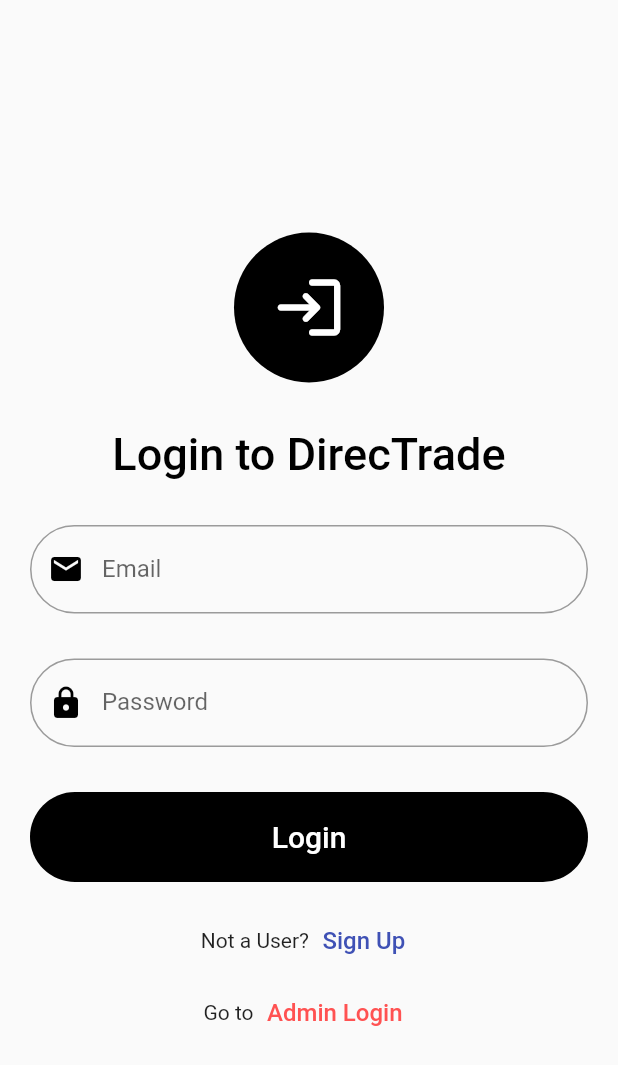
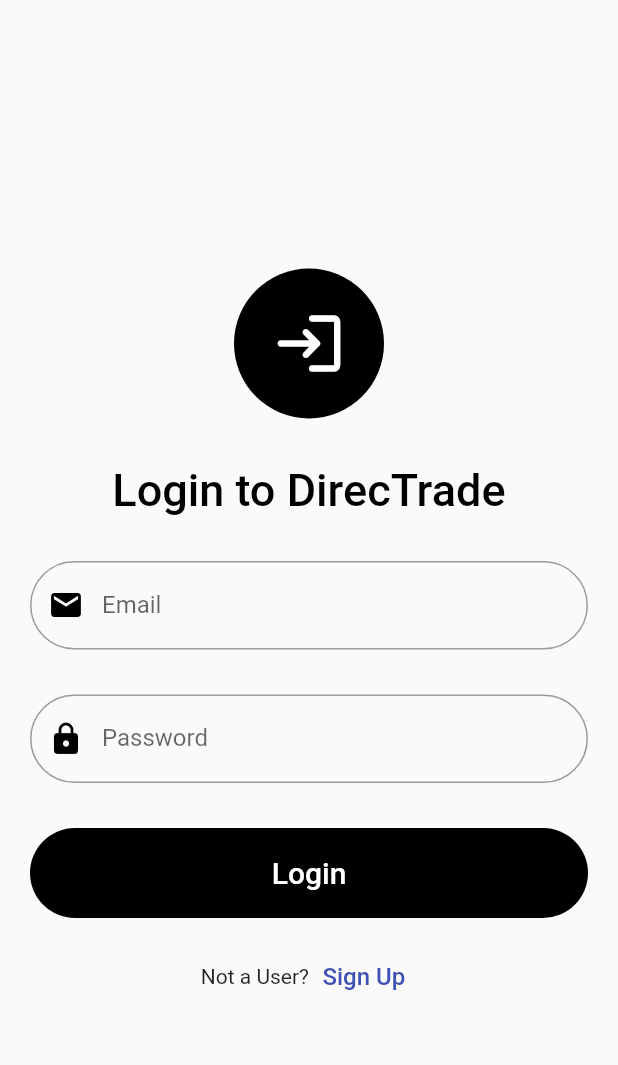
Before and after one commit to hishamarshadc/directrade, a Flutter app: the screen it shows after launch, after a tap on "Login", on a phone screen of 412 x 824 dp. Shown: the top 1065 px of the screen. Run offline on Flutter 3.47's test engine with Material 2 defaults, Android fonts, the phone set to English and light mode, and no system bars; our stand-ins replace grouped_list.

Commit message:
updated structure and ui

```diff
--- a/lib/presentation/authentication/login.dart
+++ b/lib/presentation/authentication/login.dart
@@ -68,6 +68,12 @@
                           TextFormField(
                             controller: kpass,
                             obscureText: true,
+                            // validator: (value){
+                            //   if(!kemail.text.contains('@'))
+                            //   {
+                            //     return 'Type a valid e-mail!';
+                            //   }
+                            // },
                             decoration: InputDecoration(
                               prefixIcon:const Icon(
                                 Icons.lock_rounded,
@@ -91,13 +97,16 @@
                             child: TextButton(
                               onPressed: () {
                                 for(int i=0;i<users.length;i++){
-                                  if(kemail.text==users[i]['email']){
+                                  if(kemail.text==users[i]['email']&&kpass.text==users[i]['password']){
                                     if(users[i]['type']=='s'){
                                       Navigator.pushNamed(context, 'sellerhome');
                                     }else if(users[i]['type']=='p'){
                                        Navigator.pushNamed(context, 'promptpending');
                                     }else if(users[i]['type']=='c'){
                                        Navigator.pushNamed(context, 'home');
+                                    }
+                                    else if(users[i]['type']=='a'){
+                                       Navigator.pushNamed(context, 'adminhome');
                                     }
                                   };
                                 }
@@ -132,25 +141,25 @@
                               ),
                             ],
                           ),
-                          Row(
-                            mainAxisAlignment: MainAxisAlignment.center,
-                            children: [
-                              const Text('Go to'),
-                              const SizedBox(
-                                width: 1,
-                              ),
-                              TextButton(
-                                onPressed: () {
-                                  Navigator.pushNamed(context, 'admin');
-                                },
-                                child: const Text(
-                                  'Admin Login',
-                                  style: TextStyle(
-                                      color: Colors.redAccent, fontSize: 16),
-                                ),
-                              ),
-                            ],
-                          ),
+                          // Row(
+                          //   mainAxisAlignment: MainAxisAlignment.center,
+                          //   children: [
+                          //     const Text('Go to'),
+                          //     const SizedBox(
+                          //       width: 1,
+                          //     ),
+                          //     TextButton(
+                          //       onPressed: () {
+                          //         Navigator.pushNamed(context, 'admin');
+                          //       },
+                          //       child: const Text(
+                          //         'Admin Login',
+                          //         style: TextStyle(
+                          //             color: Colors.redAccent, fontSize: 16),
+                          //       ),
+                          //     ),
+                          //   ],
+                          // ),
                         ],
                       ),
                     ),
--- a/lib/presentation/user_model.dart
+++ b/lib/presentation/user_model.dart
@@ -1,4 +1,6 @@
 List<Map<String,String>> users=[{'email':'seller@gmail.com','password':'123456','type':'s'},
 {'email':'pseller@gmail.com','password':'123456','type':'p'},
 {'email':'customer@gmail.com','password':'123456','type':'c'},
+{'email':'admin@gmail.com','password':'123456','type':'a'},
+
 ];
```
Also changed, not shown: lib/presentation/admin/screens/admin_feedbacks/admin_feedback.dart (deleted, +0 -14 lines), lib/presentation/admin/screens/view_customers/view_customers.dart (deleted, +0 -16 lines), lib/presentation/admin/screens/view_sellers/view_sellers.dart (deleted, +0 -18 lines), lib/presentation/admin/screens/view_users/view_users.dart (added, +11 -0 lines), lib/presentation/admin/screens/view_users/view_customers/widgets/customer_card.dart (renamed from lib/presentation/admin/screens/view_customers/widgets/customer_card.dart), lib/presentation/admin/screens/view_users/view_sellers/widgets/seller_card.dart (renamed from lib/presentation/admin/screens/view_sellers/widgets/seller_card.dart), lib/presentation/seller/screens/seller_orders/seller_orders.dart (added).
